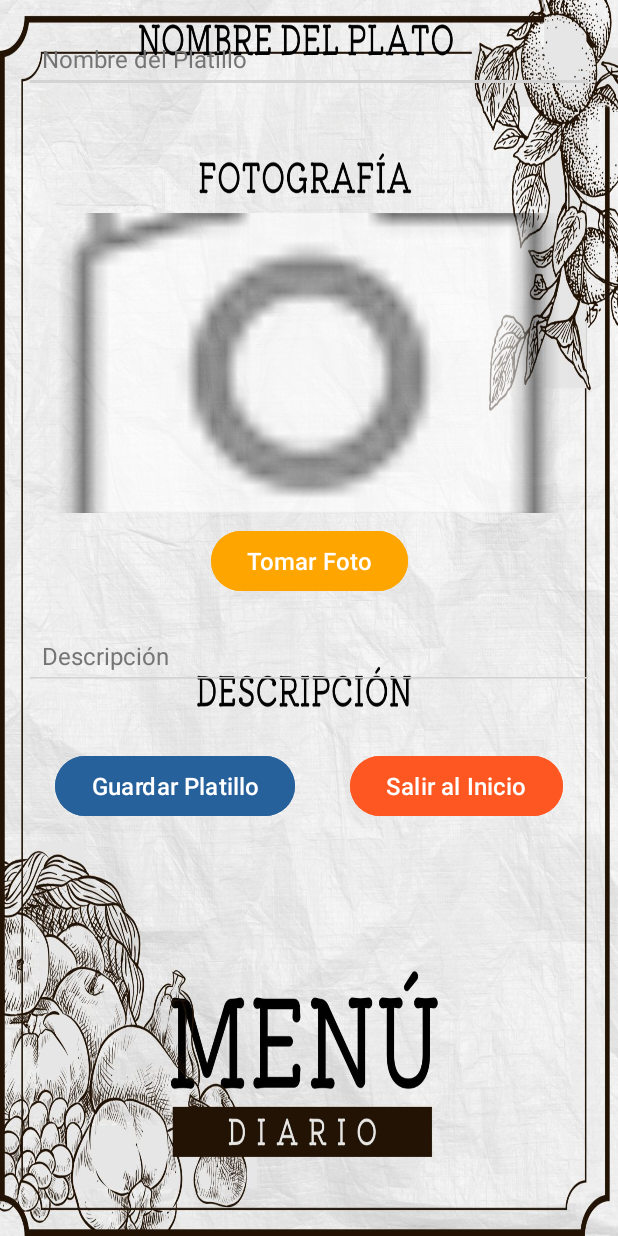
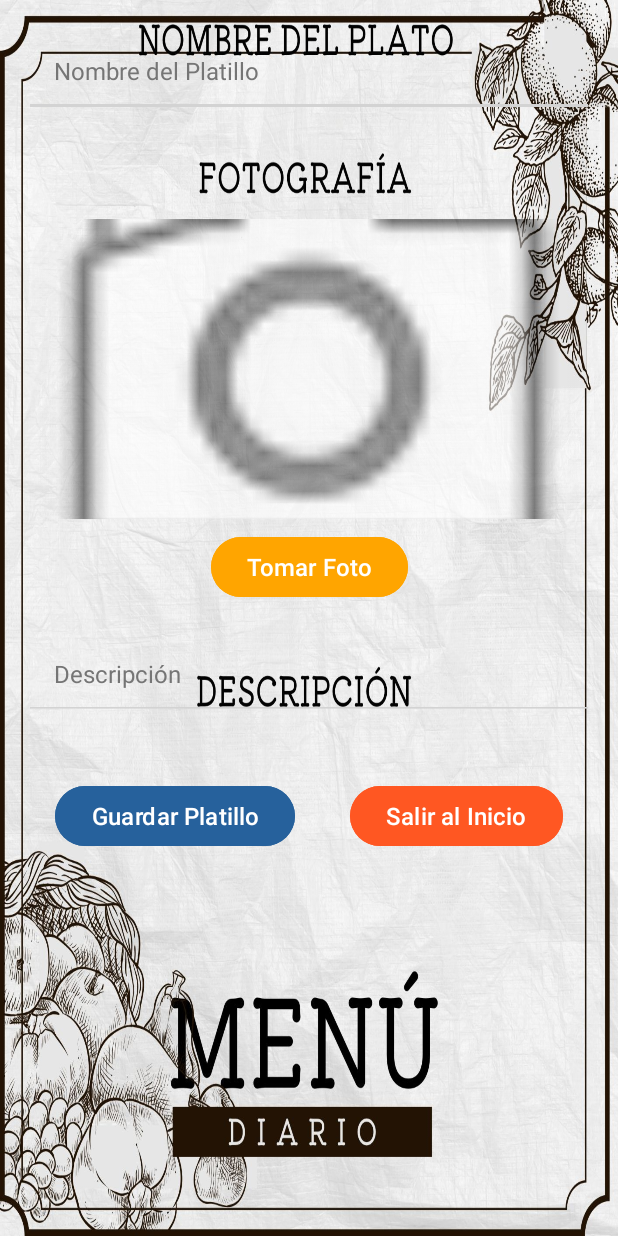
Before and after one commit to LeonelGuerra7/ProyectoFinalPrograII, an Android app: the AgregarPlatilloActivity screen opened directly, with no data from a screen before it, on a phone screen of 412 x 824 dp. Run offline under Robolectric (Android 15) with nearby library versions, the phone set to English and light mode, and no system bars; our stand-ins replace Room's generated code.

Commit message:
Codigo ya finalizado.

```diff
--- a/app/src/main/res/layout/activity_agregar_platillo.xml
+++ b/app/src/main/res/layout/activity_agregar_platillo.xml
@@ -14,7 +14,7 @@
         android:layout_margin="16dp"
         android:backgroundTint="#D3D3D3"
         android:hint="Nombre del Platillo"
-        android:padding="12dp"
+        android:padding="20dp"
         android:textColor="#000000"
         android:textColorHint="#757575"
         android:textSize="16sp"
@@ -28,7 +28,7 @@
         android:id="@+id/imageViewPlatillo"
         android:layout_width="0dp"
         android:layout_height="200dp"
-        android:layout_marginTop="80dp"
+        android:layout_marginTop="68dp"
         android:scaleType="centerCrop"
         android:src="@android:drawable/ic_menu_camera"
         app:layout_constraintEnd_toEndOf="parent"
@@ -62,10 +62,10 @@
         android:layout_width="0dp"
         android:layout_height="wrap_content"
         android:layout_margin="16dp"
-        android:layout_marginTop="36dp"
+        android:layout_marginTop="64dp"
         android:backgroundTint="#D3D3D3"
         android:hint="Descripción"
-        android:padding="12dp"
+        android:padding="20dp"
         android:textColor="#000000"
         android:textColorHint="#757575"
         android:textSize="16sp"
--- a/app/src/main/res/layout/activity_main.xml
+++ b/app/src/main/res/layout/activity_main.xml
@@ -23,7 +23,7 @@
             app:layout_constraintEnd_toEndOf="parent"
             app:layout_constraintStart_toStartOf="parent"
             app:layout_constraintTop_toTopOf="parent"
-            app:layout_constraintVertical_bias="0.3" />
+            app:layout_constraintVertical_bias="0.75" />
 
         <Button
             android:id="@+id/btnAgregarPlatillo"
@@ -117,7 +117,7 @@
                 android:gravity="center"
                 android:textSize="16sp"
                 android:layout_marginTop="16dp"
-            android:layout_marginBottom="16dp"/>
+                android:layout_marginBottom="16dp"/>
 
         </LinearLayout>
     </androidx.constraintlayout.widget.ConstraintLayout>
```
Also changed, not shown: app/src/main/java/gt/edu/umg/proyectofinalprograii/Platillo.java (+6 -14 lines), app/src/main/java/gt/edu/umg/proyectofinalprograii/activity/PlatillosGuardadosActivity.java (+1 -6 lines), app/src/main/java/gt/edu/umg/proyectofinalprograii/adapter/PlatilloAdapter.java (+0 -10 lines).
